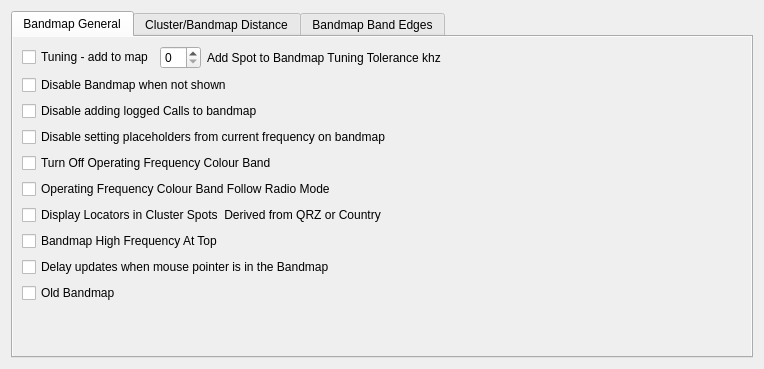
Qt form mqt/MqtLogger/Clusterbandmapconfigure.ui (Rsclub22/Minos2-Mirror) before a commit.
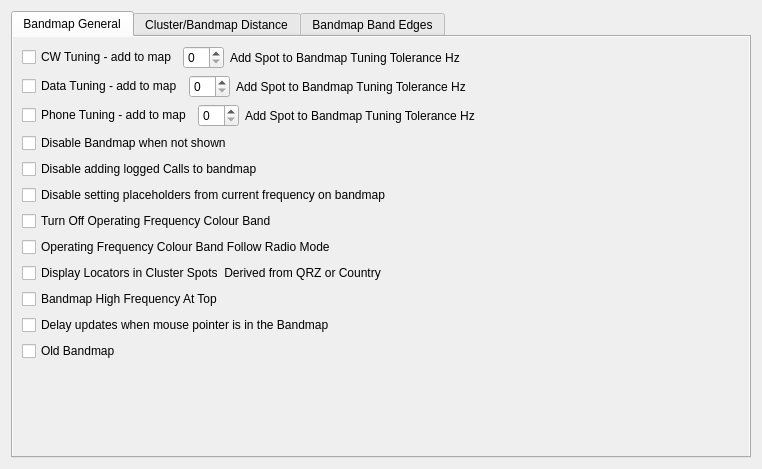
The same form after that commit. The open tabs and pages were chosen to show the change.

Commit message: Implement different band map tuning limits for CW/Phone/Data

What changed in the file:
```diff
--- a/mqt/MqtLogger/Clusterbandmapconfigure.ui
+++ b/mqt/MqtLogger/Clusterbandmapconfigure.ui
@@ -6,8 +6,8 @@
    <rect>
     <x>0</x>
     <y>0</y>
-    <width>764</width>
-    <height>369</height>
+    <width>762</width>
+    <height>469</height>
    </rect>
   </property>
   <property name="windowTitle">
@@ -29,8 +29,6 @@
       <attribute name="title">
        <string>Bandmap General</string>
       </attribute>
-      <layout class="QVBoxLayout" name="verticalLayout_6">
-       <item>
         <layout class="QVBoxLayout" name="verticalLayout_5">
          <item>
           <layout class="QHBoxLayout" name="horizontalLayout_3">
@@ -39,7 +37,7 @@
              <item>
               <widget class="QCheckBox" name="tuningAddMapcb">
                <property name="text">
-                <string>Tuning - add to map</string>
+              <string>CW Tuning - add to map</string>
                </property>
               </widget>
              </item>
@@ -51,7 +49,7 @@
            <item>
             <widget class="QLabel" name="label_4">
              <property name="text">
-              <string>Add Spot to Bandmap Tuning Tolerance khz</string>
+            <string>Add Spot to Bandmap Tuning Tolerance Hz</string>
              </property>
             </widget>
            </item>
@@ -70,6 +68,82 @@
            </item>
           </layout>
          </item>
+       <item>
+        <layout class="QHBoxLayout" name="horizontalLayout_5">
+         <item>
+          <layout class="QHBoxLayout" name="horizontalLayout_6">
+           <item>
+            <widget class="QCheckBox" name="tuningAddMapDatacb">
+             <property name="text">
+              <string>Data Tuning - add to map</string>
+             </property>
+            </widget>
+           </item>
+           <item>
+            <widget class="QSpinBox" name="addBandmapTuningDataTolSpinBox"/>
+           </item>
+          </layout>
+         </item>
+         <item>
+          <widget class="QLabel" name="label_5">
+           <property name="text">
+            <string>Add Spot to Bandmap Tuning Tolerance Hz</string>
+           </property>
+          </widget>
+         </item>
+         <item>
+          <spacer name="horizontalSpacer_3">
+           <property name="orientation">
+            <enum>Qt::Horizontal</enum>
+           </property>
+           <property name="sizeHint" stdset="0">
+            <size>
+             <width>40</width>
+             <height>20</height>
+            </size>
+           </property>
+          </spacer>
+         </item>
+        </layout>
+       </item>
+       <item>
+        <layout class="QHBoxLayout" name="horizontalLayout_7">
+         <item>
+          <layout class="QHBoxLayout" name="horizontalLayout_8">
+           <item>
+            <widget class="QCheckBox" name="tuningAddMapPhonecb">
+             <property name="text">
+              <string>Phone Tuning - add to map</string>
+             </property>
+            </widget>
+           </item>
+           <item>
+            <widget class="QSpinBox" name="addBandmapTuningPhoneTolSpinBox"/>
+           </item>
+          </layout>
+         </item>
+         <item>
+          <widget class="QLabel" name="label_6">
+           <property name="text">
+            <string>Add Spot to Bandmap Tuning Tolerance Hz</string>
+           </property>
+          </widget>
+         </item>
+         <item>
+          <spacer name="horizontalSpacer_4">
+           <property name="orientation">
+            <enum>Qt::Horizontal</enum>
+           </property>
+           <property name="sizeHint" stdset="0">
+            <size>
+             <width>40</width>
+             <height>20</height>
+            </size>
+           </property>
+          </spacer>
+         </item>
+        </layout>
+       </item>
          <item>
           <widget class="QCheckBox" name="disableNotShowncb">
            <property name="text">
@@ -141,12 +215,10 @@
            <property name="sizeHint" stdset="0">
             <size>
              <width>20</width>
-             <height>40</height>
+           <height>4</height>
             </size>
            </property>
           </spacer>
-         </item>
-        </layout>
        </item>
       </layout>
      </widget>
```
Left out of the diff: 10 changed lines with no effect on the pictures. Lines whose indentation alone changed are shown as unchanged. The commit also changes 9 other files.
